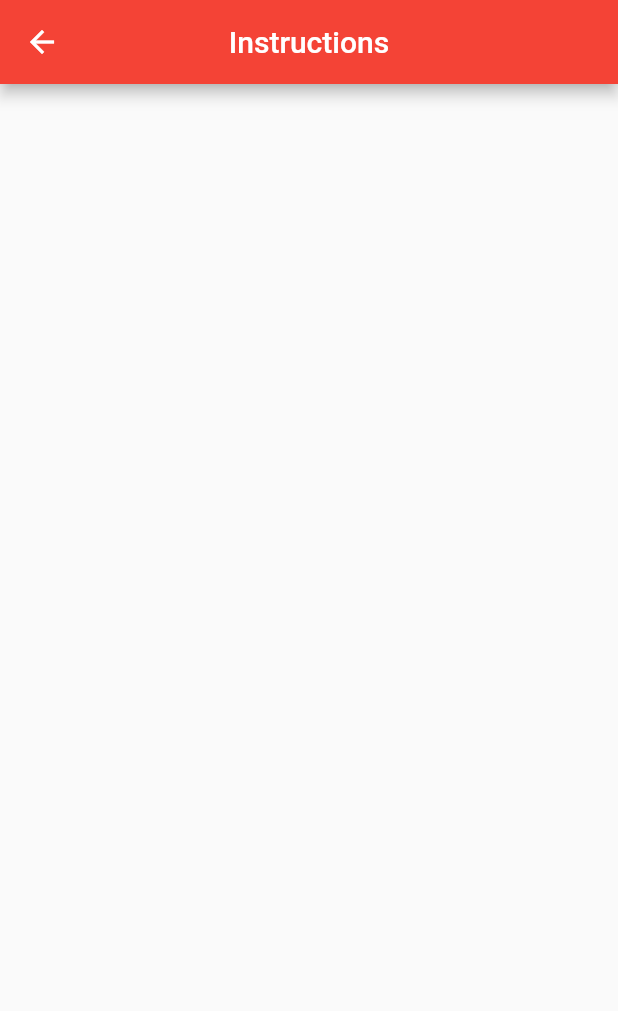
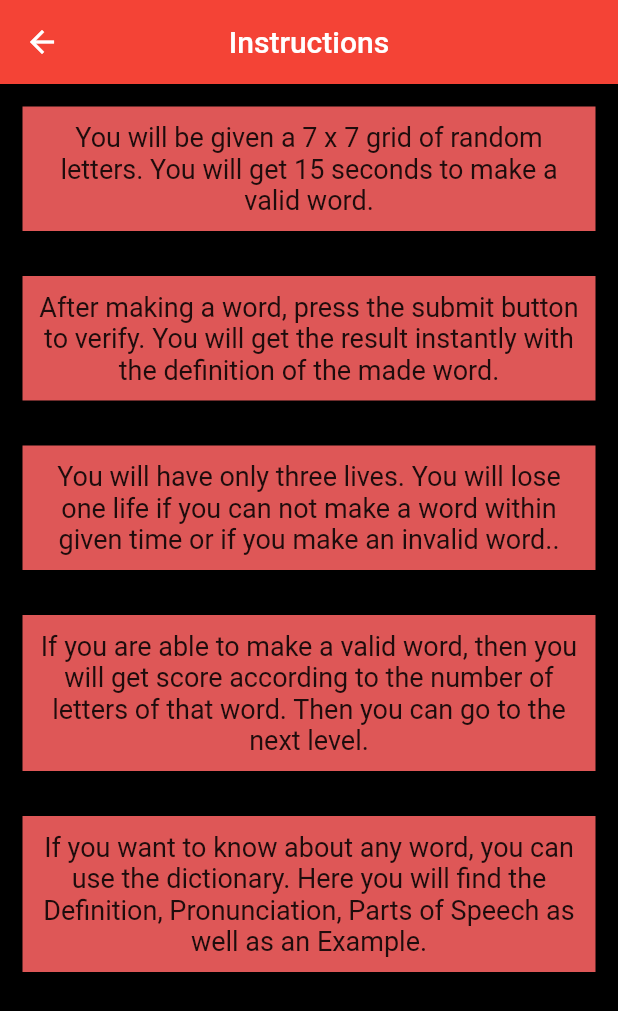
Before and after one commit to SamiaShashmi/World-of-Words, a Flutter app: the screen it shows after launch, in the side drawer, after a tap on "Instructions", on a phone screen of 412 x 824 dp. Shown: the top 1011 px of the screen. Run offline on Flutter 3.47's test engine with Material 2 defaults, Android fonts, the phone set to English and light mode, and no system bars; our stand-ins replace audioplayers; network calls fail.

Commit message:
instruction done

```diff
--- a/lib/pages/dictionary.dart
+++ b/lib/pages/dictionary.dart
@@ -107,7 +107,7 @@ class _DictionaryPageState extends State<DictionaryPage> {
                             ),
                             GestureDetector(
                                 onTap: () {
-                                  play('https:${welcome!.phonetics![0].audio}');
+                                  play('https:${welcome.phonetics![0].audio}');
                                 },
                                 child: Icon(
                                   Icons.volume_up,
@@ -121,7 +121,7 @@ class _DictionaryPageState extends State<DictionaryPage> {
                                 color: Color(0xffde5757),
                                 padding: EdgeInsets.all(5),
                                 child: Text(
-                                  '${welcome!.meanings![0].partOfSpeech}',
+                                  '${welcome.meanings![0].partOfSpeech}',
                                   style: TextStyle(
                                       color: Colors.white, fontSize: 18),
                                 )),
--- a/lib/pages/home.dart
+++ b/lib/pages/home.dart
@@ -3,10 +3,25 @@ import 'package:flutter/material.dart';
 class HomePage extends StatelessWidget {
   @override
   Widget build(BuildContext context) => Scaffold(
-    body: Container(
-      decoration: const BoxDecoration(
-        color: Color(0xff2a2828),
-      ),
-    ),
-  );
+        body: Container(
+          width: MediaQuery.of(context).size.width,
+          height: MediaQuery.of(context).size.height,
+          decoration: const BoxDecoration(color: Color(0xff000000)),
+          child: Column(
+            children: [
+              Container(
+                  padding: EdgeInsets.all(50),
+                  child: Image.network(
+                      'https://thumbs.dreamstime.com/b/back-to-school-important-words-business-world-cloud-words-illustration-black-white-school-word-cloud-background-back-160388225.jpg')),
+              Text('Tour the ', style: TextStyle(color: Color(0xffde5757), fontSize: 25),),
+              const SizedBox(
+                height: 20,
+              ),
+              Text('World of Words', style: TextStyle(color: Colors.white, fontSize: 30, fontStyle: FontStyle.italic),)
+            ],
+
+          ),
+
+        ),
+      );
 }
--- a/lib/pages/instruction.dart
+++ b/lib/pages/instruction.dart
@@ -1,3 +1,4 @@
+import 'package:flutter/cupertino.dart';
 import 'package:flutter/material.dart';
 
 class InstructionPage extends StatelessWidget {
@@ -8,5 +9,63 @@ class InstructionPage extends StatelessWidget {
       centerTitle: true,
       backgroundColor: Colors.red,
     ),
+    body: Container(
+      width: MediaQuery.of(context).size.width,
+      height: MediaQuery.of(context).size.height,
+      decoration: const BoxDecoration(color: Color(0xff000000)),
+      child: SingleChildScrollView(
+        child: Column(
+          children: [
+            Container(
+              decoration: const BoxDecoration(color: Color(0xffde5757)),
+              padding: EdgeInsets.all(10),
+              margin: EdgeInsets.all(15),
+              child: Text('You will be given a 7 x 7 grid of random letters. You will get 15 seconds to make a valid word.',
+                style: TextStyle(fontSize: 18),
+                textAlign: TextAlign.center,
+              ),
+            ),
+            Container(
+              decoration: const BoxDecoration(color: Color(0xffde5757)),
+              padding: EdgeInsets.all(10),
+              margin: EdgeInsets.all(15),
+              child: Text('After making a word, press the submit button to verify. You will get the result instantly with the definition of the made word.',
+                style: TextStyle(fontSize: 18),
+                textAlign: TextAlign.center,
+              ),
+            ),
+            Container(
+              decoration: const BoxDecoration(color: Color(0xffde5757)),
+              padding: EdgeInsets.all(10),
+              margin: EdgeInsets.all(15),
+              child: Text('You will have only three lives. You will lose one life if you can not make a word within given time or if you make an invalid word..',
+                style: TextStyle(fontSize: 18),
+                textAlign: TextAlign.center,
+              ),
+            ),
+            Container(
+              decoration: const BoxDecoration(color: Color(0xffde5757)),
+              padding: EdgeInsets.all(10),
+              margin: EdgeInsets.all(15),
+              child: Text('If you are able to make a valid word, then you will get score according to the number of letters of that word. Then you can go to the next level.',
+                style: TextStyle(fontSize: 18),
+                textAlign: TextAlign.center,
+              ),
+            ),
+            Container(
+              decoration: const BoxDecoration(color: Color(0xffde5757)),
+              padding: EdgeInsets.all(10),
+              margin: EdgeInsets.all(15),
+              child: Text('If you want to know about any word, you can use the dictionary. Here you will find the Definition, Pronunciation, Parts of Speech as well as an Example.',
+                style: TextStyle(fontSize: 18),
+                textAlign: TextAlign.center,
+              ),
+            ),
+
+          ],
+        ),
+      ),
+
+    ),
   );
 }
--- a/lib/pages/play.dart
+++ b/lib/pages/play.dart
@@ -88,7 +88,7 @@ class _PlayPageState extends State<PlayPage> {
         'https://api.dictionaryapi.dev/api/v2/entries/en/' + '$madeWord'));
     if (res.statusCode == 200) {
       welcome = Welcome.fromJson(jsonDecode(res.body)[0]);
-      if(welcome!.word!.length == 1 && welcome.word != 'i' && welcome.word != 'a')
+      if(welcome.word!.length == 1 && welcome.word != 'i' && welcome.word != 'a')
         {
           setState(() {
             life = life - 1;
@@ -119,7 +119,7 @@ class _PlayPageState extends State<PlayPage> {
       else
         {
           setState(() {
-            score = score + welcome!.word!.length;
+            score = score + welcome.word!.length;
           });
           showDialog(
             context: context,
@@ -160,7 +160,7 @@ class _PlayPageState extends State<PlayPage> {
   Widget _buildPopupDialog(BuildContext context) {
     return AlertDialog(
       scrollable: true,
-      title: Text('${welcome!.word}', textAlign: TextAlign.center, style: TextStyle(color: Color(0xffde5757), fontWeight: FontWeight.bold, fontSize: 25),),
+      title: Text('${welcome.word}', textAlign: TextAlign.center, style: TextStyle(color: Color(0xffde5757), fontWeight: FontWeight.bold, fontSize: 25),),
       content: Column(
         crossAxisAlignment: CrossAxisAlignment.center,
         children: <Widget>[
@@ -253,6 +253,12 @@ class _PlayPageState extends State<PlayPage> {
   }
 
   @override
+  void dispose() {
+    timer!.cancel();
+    super.dispose();
+  }
+
+  @override
   Widget build(BuildContext context) {
     return Scaffold(
       body: Container(
@@ -261,6 +267,9 @@ class _PlayPageState extends State<PlayPage> {
         ),
         child: Column(
           children: [
+            const SizedBox(
+              height: 50,
+            ),
             Expanded(
               flex: 1,
               child: Container(
--- a/lib/widget/navigation_drawer.dart
+++ b/lib/widget/navigation_drawer.dart
@@ -1,7 +1,10 @@
+import 'dart:io';
+
 import 'package:flutter/material.dart';
 import 'package:word_game/pages/dictionary.dart';
 import 'package:word_game/pages/instruction.dart';
 import 'package:word_game/pages/play.dart';
+import 'package:word_game/widget/start_pop_up.dart';
 
 class NavigationDrawerWidget extends StatelessWidget {
   final padding = EdgeInsets.symmetric(horizontal: 20);
@@ -13,19 +16,8 @@ class NavigationDrawerWidget extends StatelessWidget {
         child: ListView(
           padding: padding,
           children: <Widget>[
-            const SizedBox(height: 16),
-            buildMenuItem(
-              text: "Play",
-              icon: Icons.play_circle,
-              onClicked: () => selectedItem(context, 0)
-            ),
-            const SizedBox(height: 16),
-            buildMenuItem(
-                text: "Dictionary",
-                icon: Icons.menu_book_sharp,
-                onClicked: () => selectedItem(context, 1)
-            ),
-            const SizedBox(height: 16),
+
+            const SizedBox(height: 48),
             buildMenuItem(
                 text: "Instructions",
                 icon: Icons.live_help,
@@ -36,7 +28,8 @@ class NavigationDrawerWidget extends StatelessWidget {
             const SizedBox(height: 24),
             buildMenuItem(
                 text: "Exit",
-                icon: Icons.logout
+                icon: Icons.logout,
+                onClicked: () => selectedItem(context, 3)
             )
           ],
         ),
@@ -61,7 +54,7 @@ class NavigationDrawerWidget extends StatelessWidget {
     switch (i) {
       case 0:
         Navigator.of(context).push(MaterialPageRoute(
-            builder: (context) => PlayPage(),
+            builder: (context) => StartPopUpPage(),
         ));
         break;
       case 1:
@@ -73,6 +66,9 @@ class NavigationDrawerWidget extends StatelessWidget {
         Navigator.of(context).push(MaterialPageRoute(
           builder: (context) => InstructionPage(),
         ));
+        break;
+      case 3:
+        exit(0);
     }
   }
 }
```
Also changed, not shown: pubspec.yaml (+8 -2 lines), assets/images/launcher.png (added), assets/images/word.jpg (renamed from lib/assets/images/word.jpg), lib/widget/bottom_navigation.dart (deleted), pubspec.lock, 17 other files.
